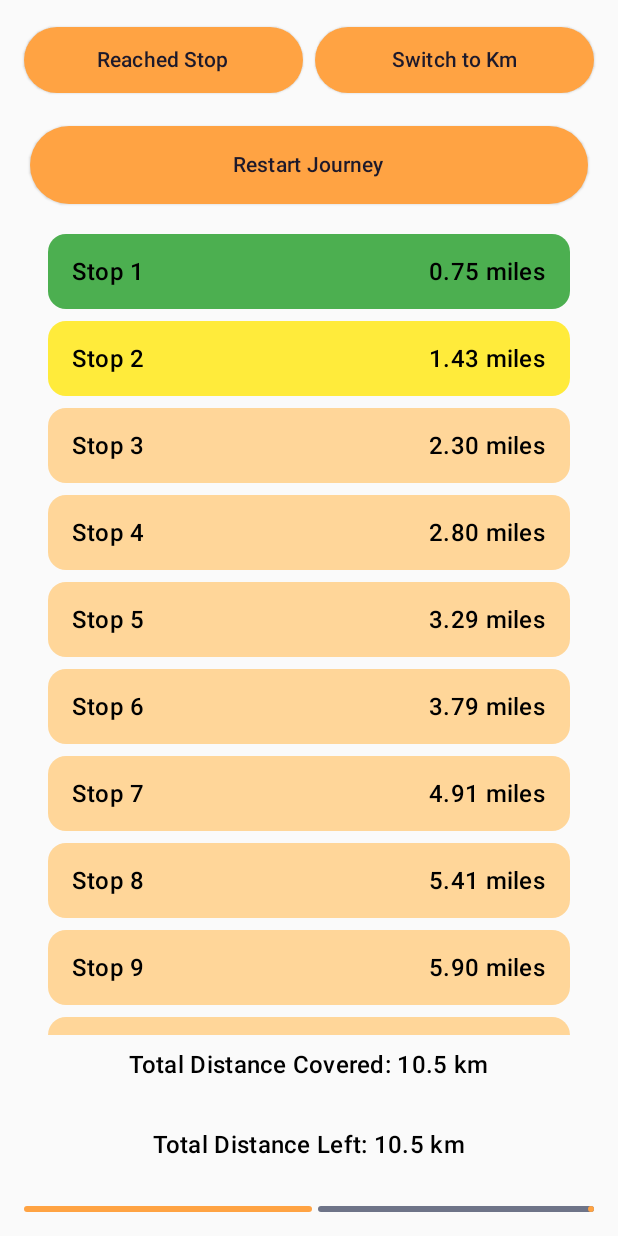
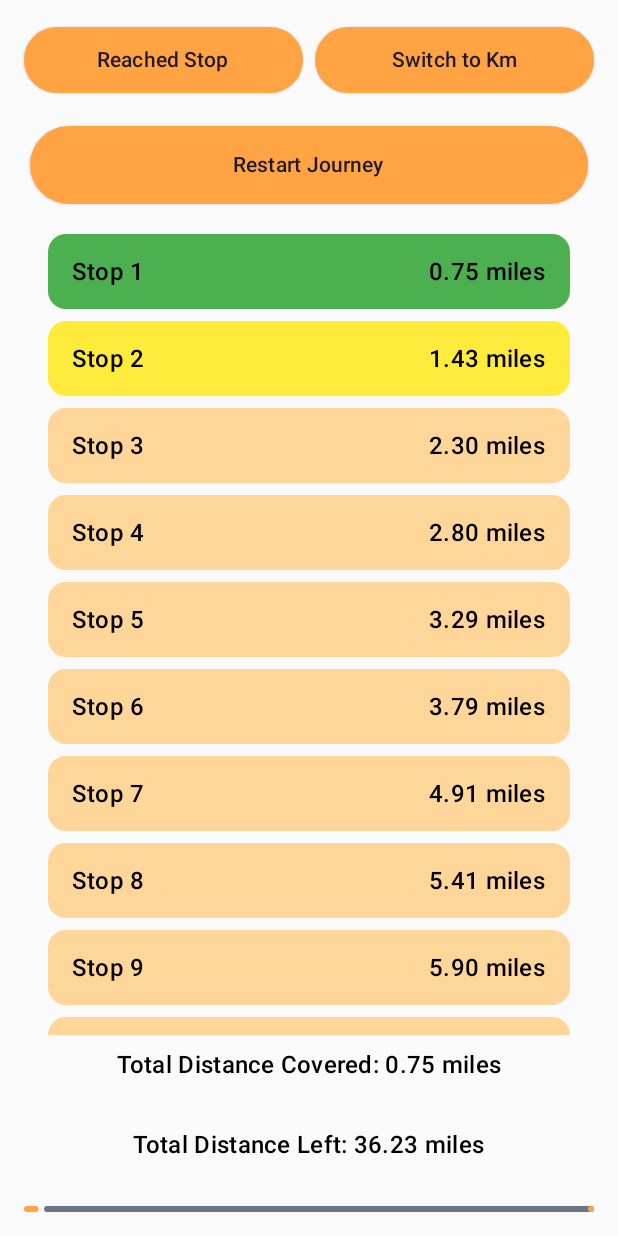
Before and after one commit to dikshasethi2511/Mobile_Computing_Assignment_1, an Android app built with Jetpack Compose: the screen it shows after launch (MainActivity), after a tap on "Switch to Miles", on a phone screen of 412 x 824 dp. Run offline under Robolectric (Android 15) with nearby library versions, the phone set to English and light mode, and no system bars; 1 other tap on this screen came first.

Commit message:
feat: implemented the logic for distance covered and left

```diff
--- a/app/src/main/java/com/example/navigationapp/MainActivity.kt
+++ b/app/src/main/java/com/example/navigationapp/MainActivity.kt
@@ -126,7 +126,12 @@ fun StopsColumn(
 
 
 @Composable
-fun JourneyDetails(modifier: Modifier = Modifier) {
+fun JourneyDetails(
+    modifier: Modifier = Modifier, totalDistance: Float,
+    distanceCovered: Float, isMetricUnit: Boolean
+) {
+
+    val distanceLeft = totalDistance - distanceCovered
     Column(
         modifier = Modifier
             .height(110.dp)
@@ -135,17 +140,32 @@ fun JourneyDetails(modifier: Modifier = Modifier) {
         horizontalAlignment = Alignment.CenterHorizontally,
     ) {
 
+        if (!isMetricUnit) {
+            val distanceCoveredInMiles = convertKmToMiles(distanceCovered)
+            val distanceLeftInMiles = convertKmToMiles(distanceLeft)
             Text(
-            "Total Distance Covered: 10.5 km",
+                "Total Distance Covered: $distanceCoveredInMiles miles",
                 style = MaterialTheme.typography.titleMedium,
             )
 
             Text(
-            "Total Distance Left: 10.5 km",
+                "Total Distance Left: $distanceLeftInMiles miles",
                 style = MaterialTheme.typography.titleMedium,
             )
+        } else {
+            Text(
+                "Total Distance Covered: ${distanceCovered.toString()} km",
+                style = MaterialTheme.typography.titleMedium,
+            )
+
+            Text(
+                "Total Distance Left: ${distanceLeft.toString()} km",
+                style = MaterialTheme.typography.titleMedium,
+            )
+        }
+
         LinearProgressIndicator(
-            progress = 0.5f,
+            progress = distanceCovered / totalDistance,
             modifier = Modifier.fillMaxWidth(),
             color = LightOrangeColorScheme.secondary,
         )
@@ -239,13 +259,25 @@ fun MyApp(modifier: Modifier = Modifier) {
         val distanceCovered = remember { mutableFloatStateOf(0.0f) }
         val nextStopIndex = remember { mutableIntStateOf(0) }
         val isMetricUnit = remember { mutableStateOf(true) }
+        val journeyFinished = remember { mutableStateOf(false) }
+        val totalJourneyDistance =
+            stopsData.sumOf { stringResource(it.second).toDouble() }.toFloat()
+        val nextDistance : Float = if(!journeyFinished.value){
+            stringResource(id = stopsData[nextStopIndex.intValue].second).toFloat()
+        } else{
+            0f
+        }
         TopButtonsRow(modifier = Modifier.weight(1f), isMetricUnit = isMetricUnit.value,
             onUnitSwitchClick = { isMetricUnit.value = !isMetricUnit.value },
             onReachedStopClick = {
-                distanceCovered.floatValue += stopsData[nextStopIndex.intValue].second.toFloat()
+                if (!journeyFinished.value) {
+                    if(nextStopIndex.intValue == stopsData.size - 1){
+                        journeyFinished.value = true
+                    }
+                    distanceCovered.floatValue += nextDistance
                     nextStopIndex.intValue++
-
                 }
+            },
         )
         StopsColumn(
             modifier = Modifier
@@ -254,7 +286,10 @@ fun MyApp(modifier: Modifier = Modifier) {
             isMetricUnit = isMetricUnit.value, nextStopIndex = nextStopIndex.intValue,
             distanceCovered = distanceCovered.floatValue,
         )
-        JourneyDetails(modifier = Modifier.weight(1f))
+        JourneyDetails(
+            modifier = Modifier.weight(1f), totalDistance = totalJourneyDistance,
+            distanceCovered = distanceCovered.floatValue, isMetricUnit = isMetricUnit.value
+        )
     }
 }
 
@@ -316,7 +351,13 @@ fun TopButtonsRowPreview() {
 @Preview(showBackground = true, widthDp = 320)
 @Composable
 fun JourneyDetailsPreview() {
-    NavigationAppTheme { JourneyDetails() }
+    NavigationAppTheme {
+        JourneyDetails(
+            distanceCovered = 4.5f,
+            totalDistance = 10.7f,
+            isMetricUnit = true
+        )
+    }
 }
 
 @Preview(showBackground = true, widthDp = 320)
```
Lines whose indentation alone changed are shown as unchanged.
